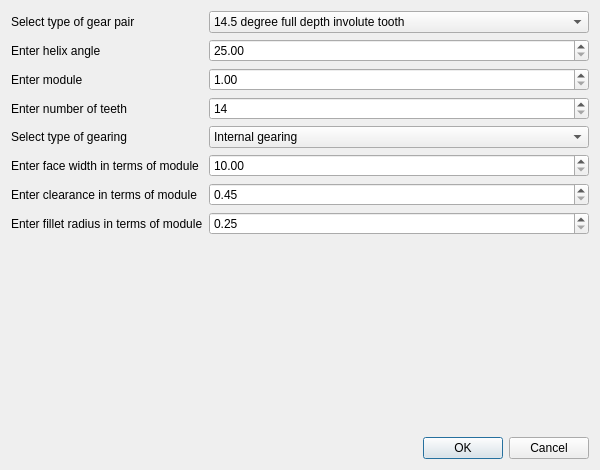
Before: the Qt Designer form gui/gear/helical/ModelGui.ui in absdarekar/modules-OctoCAD, drawn with Qt 5.
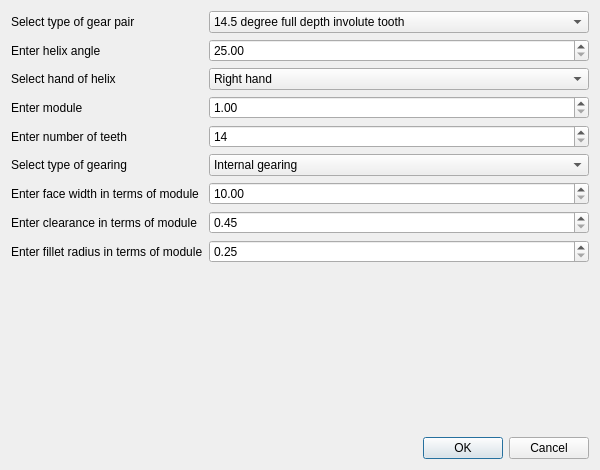
After: the same form once the commit is applied.

Commit message:
feat: helix hand for helical gear
change:
- FreeCAD file naming style

```diff
--- a/gui/gear/helical/ModelGui.ui
+++ b/gui/gear/helical/ModelGui.ui
@@ -65,13 +65,34 @@
       </widget>
      </item>
      <item row="2" column="0">
+      <widget class="QLabel" name="helixHandLabel">
+       <property name="text">
+        <string>Select hand of helix</string>
+       </property>
+      </widget>
+     </item>
+     <item row="2" column="1">
+      <widget class="QComboBox" name="helixHand">
+       <item>
+        <property name="text">
+         <string>Right hand</string>
+        </property>
+       </item>
+       <item>
+        <property name="text">
+         <string>Left hand</string>
+        </property>
+       </item>
+      </widget>
+     </item>
+     <item row="3" column="0">
       <widget class="QLabel" name="moduleLabel">
        <property name="text">
         <string>Enter module</string>
        </property>
       </widget>
      </item>
-     <item row="2" column="1">
+     <item row="3" column="1">
       <widget class="QDoubleSpinBox" name="module">
        <property name="minimum">
         <double>1.000000000000000</double>
@@ -84,14 +105,14 @@
        </property>
       </widget>
      </item>
-     <item row="3" column="0">
+     <item row="4" column="0">
       <widget class="QLabel" name="teethLabel">
        <property name="text">
         <string>Enter number of teeth</string>
        </property>
       </widget>
      </item>
-     <item row="3" column="1">
+     <item row="4" column="1">
       <widget class="QSpinBox" name="teeth">
        <property name="minimum">
         <number>14</number>
@@ -101,14 +122,14 @@
        </property>
       </widget>
      </item>
-     <item row="4" column="0">
+     <item row="5" column="0">
       <widget class="QLabel" name="gearingLabel">
        <property name="text">
         <string>Select type of gearing</string>
        </property>
       </widget>
      </item>
-     <item row="4" column="1">
+     <item row="5" column="1">
       <widget class="QComboBox" name="gearing">
        <item>
         <property name="text">
@@ -122,14 +143,14 @@
        </item>
       </widget>
      </item>
-     <item row="5" column="0">
+     <item row="6" column="0">
       <widget class="QLabel" name="faceWidthLabel">
        <property name="text">
         <string>Enter face width in terms of module</string>
        </property>
       </widget>
      </item>
-     <item row="5" column="1">
+     <item row="6" column="1">
       <widget class="QDoubleSpinBox" name="faceWidth">
        <property name="minimum">
         <double>10.000000000000000</double>
@@ -142,14 +163,14 @@
        </property>
       </widget>
      </item>
-     <item row="6" column="0">
+     <item row="7" column="0">
       <widget class="QLabel" name="clearanceLabel">
        <property name="text">
         <string>Enter clearance in terms of module</string>
        </property>
       </widget>
      </item>
-     <item row="6" column="1">
+     <item row="7" column="1">
       <widget class="QDoubleSpinBox" name="clearance">
        <property name="minimum">
         <double>0.450000000000000</double>
@@ -162,14 +183,14 @@
        </property>
       </widget>
      </item>
-     <item row="7" column="0">
+     <item row="8" column="0">
       <widget class="QLabel" name="filletLabel">
        <property name="text">
         <string>Enter fillet radius in terms of module</string>
        </property>
       </widget>
      </item>
-     <item row="7" column="1">
+     <item row="8" column="1">
       <widget class="QDoubleSpinBox" name="fillet">
        <property name="minimum">
         <double>0.250000000000000</double>
```
Left out of the diff: 40 changed lines with no effect on the pictures. The commit also changes 3 other files.
